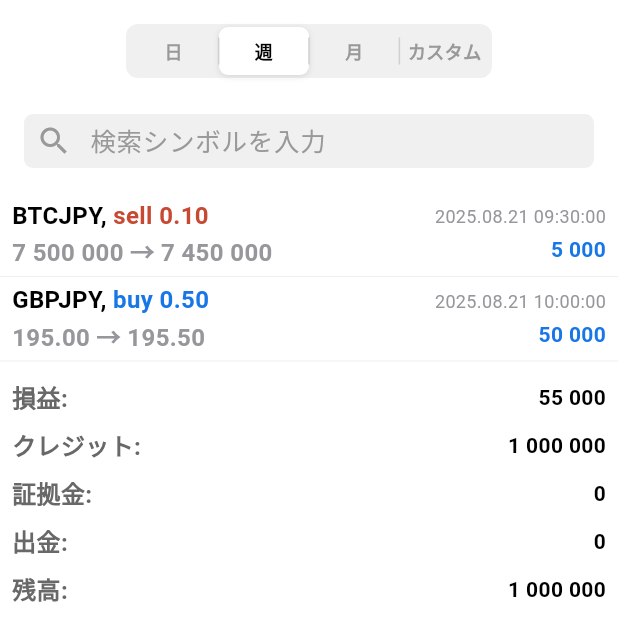
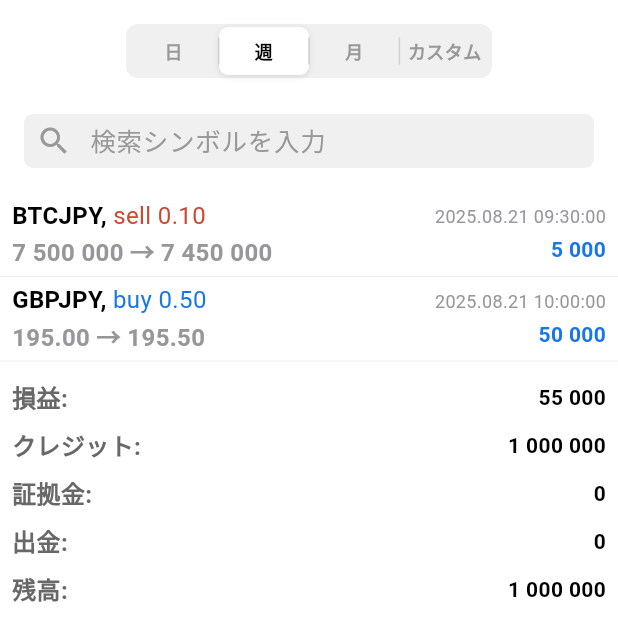
Before and after one commit to onefiles/meta5-trading-app, a Flutter app: the screen it shows after launch, item 4 of the bottom bar chosen, on a phone screen of 412 x 824 dp, the top half of it. Run offline on Flutter 3.47's test engine with Material 3 defaults, Android fonts, the phone set to English and light mode, and no system bars; our stand-ins replace flutter_slidable, shared_preferences, sqflite; accounts and stored records are empty; network calls fail; Roboto replaces fonts that are missing (Roboto Condensed, sans-serif).

Commit message:
Change position direction font weight to normal (not bold)

```diff
--- a/lib/screens/history_screen.dart
+++ b/lib/screens/history_screen.dart
@@ -881,7 +881,7 @@ class _HistoryScreenState extends State<HistoryScreen> with SingleTickerProvider
                             style: TextStyle(
                               fontFamily: 'Roboto Condensed, sans-serif',
                               fontSize: 16,
-                              fontWeight: FontWeight.w700,
+                              fontWeight: FontWeight.normal,
                               color: item.type == OrderType.buy
                                 ? const Color(0xFF1777e7)  // buyは青色
                                 : const Color(0xFFc74932), // sellは赤色
```
